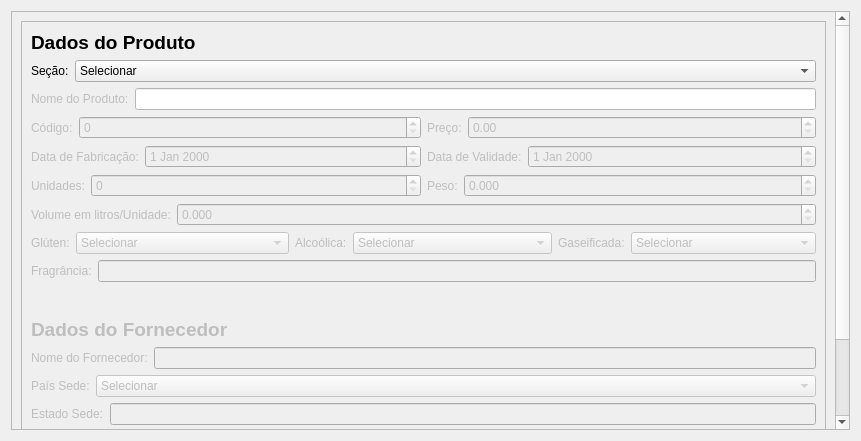
The window that Projeto 3/Teste_Luiz/ProjetoCont/cadastro.ui (Rodrigo-P-Nascimento/Qt-DRUD) describes before a commit, drawn with Qt 5.
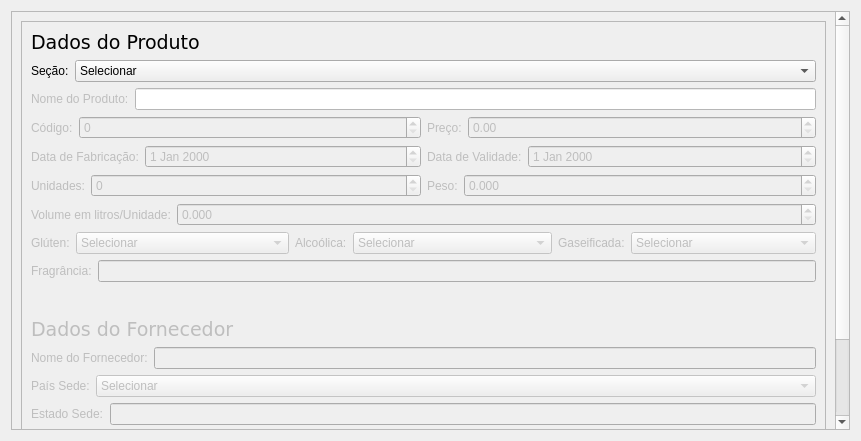
The same window after the commit.

```diff
--- a/Projeto 3/Teste_Luiz/ProjetoCont/cadastro.ui
+++ b/Projeto 3/Teste_Luiz/ProjetoCont/cadastro.ui
@@ -56,9 +56,10 @@
               <widget class="QLabel" name="label">
                <property name="font">
                 <font>
+                 <family>Verdana</family>
                  <pointsize>14</pointsize>
-                 <weight>75</weight>
-                 <bold>true</bold>
+                 <weight>50</weight>
+                 <bold>false</bold>
                 </font>
                </property>
                <property name="text">
@@ -462,9 +463,10 @@
                </property>
                <property name="font">
                 <font>
+                 <family>Verdana</family>
                  <pointsize>14</pointsize>
-                 <weight>75</weight>
-                 <bold>true</bold>
+                 <weight>50</weight>
+                 <bold>false</bold>
                 </font>
                </property>
                <property name="text">
```
